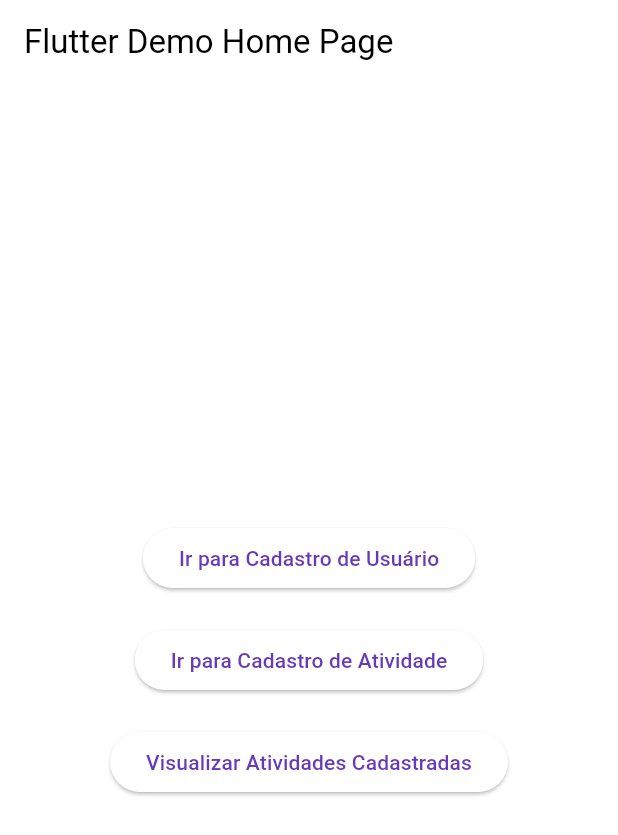
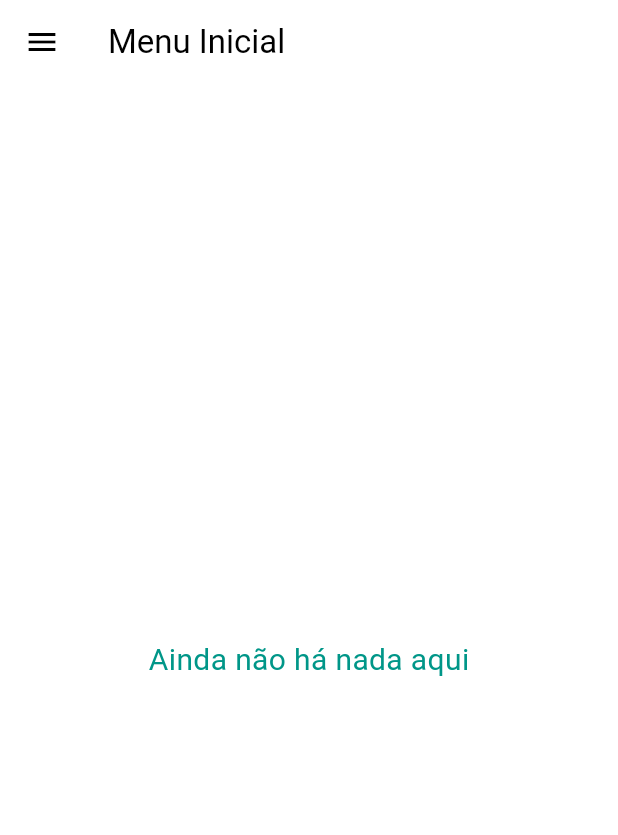
Before and after one commit to GabiiSmithh/OPT120, a Flutter app: the screen it shows after launch, on a phone screen of 412 x 824 dp. Shown: the top 835 px of the screen. Run offline on Flutter 3.47's test engine with Material 3 defaults, Android fonts, the phone set to English and light mode, and no system bars.

Commit message:
Add files via upload

```diff
--- a/frontend_devmovel/lib/main.dart
+++ b/frontend_devmovel/lib/main.dart
@@ -15,9 +15,9 @@ class MyApp extends StatelessWidget {
     return MaterialApp(
       title: 'Área de Trabalho',
       theme: ThemeData(
-        colorScheme: ColorScheme.fromSwatch(primarySwatch: Colors.deepPurple),
+        colorScheme: ColorScheme.fromSwatch(primarySwatch: Colors.teal),
       ),
-      home: const MyHomePage(title: 'Flutter Demo Home Page'),
+      home: const MyHomePage(title: 'Menu Inicial'),
       routes: {
         '/cadastro_usuario': (context) => CadastroUsuarioPage(), // Adicionando rota para a tela de cadastro de usuário
         '/cadastro_atividade': (context) => CadastroAtividadePage(), // Adicionando rota para a tela de cadastro de atividade
@@ -27,49 +27,81 @@ class MyApp extends StatelessWidget {
   }
 }
 
-class MyHomePage extends StatefulWidget {
+class MyHomePage extends StatelessWidget {
   const MyHomePage({Key? key, required this.title}) : super(key: key);
 
   final String title;
 
   @override
-  State<MyHomePage> createState() => _MyHomePageState();
-}
-
-class _MyHomePageState extends State<MyHomePage> {
-  @override
   Widget build(BuildContext context) {
     return Scaffold(
       appBar: AppBar(
-        title: Text(widget.title),
+        title: Text(title),
+        backgroundColor: Colors.white, // Define a cor da AppBar como roxo
       ),
-      body: Center(
-        child: Column(
-          mainAxisAlignment: MainAxisAlignment.center,
+      drawer: Drawer(
+        child: ListView(
+          padding: EdgeInsets.zero,
           children: <Widget>[
-            ElevatedButton(
-              onPressed: () {
-                Navigator.pushNamed(context, '/cadastro_usuario'); // Navegar para a tela de cadastro de usuário
+            const DrawerHeader(
+              decoration: BoxDecoration(
+                color: Colors.teal,
+              ),
+              child: Text(
+                'Menu',
+                style: TextStyle(
+                  color: Colors.white,
+                  fontSize: 24,
+                ),
+              ),
+            ),
+            ListTile(
+              leading: const Icon(Icons.person), // Ícone para cadastro de usuário
+              title: const Text('Cadastro de Usuário'),
+              onTap: () {
+                Navigator.pop(context);
+                Navigator.pushNamed(context, '/cadastro_usuario');
               },
-              child: Text('Ir para Cadastro de Usuário'),
             ),
-            SizedBox(height: 20),
-            ElevatedButton(
-              onPressed: () {
-                Navigator.pushNamed(context, '/cadastro_atividade'); // Navegar para a tela de cadastro de atividade
+            ListTile(
+              leading: const Icon(Icons.assignment), // Ícone para cadastro de atividade
+              title: const Text('Cadastro de Atividade'),
+              onTap: () {
+                Navigator.pop(context);
+                Navigator.pushNamed(context, '/cadastro_atividade');
               },
-              child: Text('Ir para Cadastro de Atividade'),
             ),
-            SizedBox(height: 20),
-            ElevatedButton(
-              onPressed: () {
-                Navigator.pushNamed(context, '/atividades_cadastradas'); // Navegar para a tela de atividades cadastradas
+            ListTile(
+              leading: const Icon(Icons.list), // Ícone para atividades cadastradas
+              title: const Text('Atividades Cadastradas'),
+              onTap: () {
+                Navigator.pop(context);
+                Navigator.pushNamed(context, '/atividades_cadastradas');
               },
-              child: Text('Visualizar Atividades Cadastradas'),
             ),
           ],
         ),
       ),
+      body: Stack(
+        children: [
+          Center(
+            child: Container(
+              width: 400,
+              height: 100,
+              decoration: BoxDecoration(
+                color: Colors.white,
+                borderRadius: BorderRadius.circular(10), // Define bordas arredondadas
+              ),
+            ),
+          ),
+          const Center(
+            child: Text(
+              'Ainda não há nada aqui',
+              style: TextStyle(fontSize: 20.0, color: Colors.teal),
+            ),
+          ),
+        ],
+      ),
     );
   }
 }
```
Also changed, not shown: frontend_devmovel/lib/atividades_cadastradas.dart (+28 -19 lines), frontend_devmovel/lib/cadastro_atividade.dart (+65 -12 lines), frontend_devmovel/lib/cadastro_usuario.dart (+22 -18 lines).
